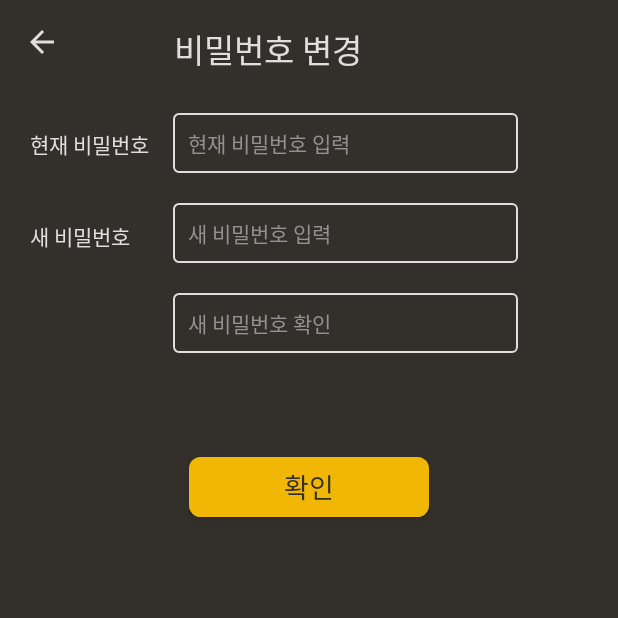
After one commit to ohjooh/bringback, an Android app: the ChangePasswordActivity screen opened directly, with no data from a screen before it, on a phone screen of 412 x 824 dp, the top half of it. The commit adds this screen. Run offline under Robolectric (Android 15) with nearby library versions, the phone set to English and light mode, and no system bars.

Commit message:
Change logo and Update ChangePasswordActivity

```diff
--- a/app/build.gradle
+++ b/app/build.gradle
@@ -28,7 +28,7 @@ dependencies {
     androidTestImplementation 'androidx.test.espresso:espresso-core:3.2.0'
     implementation 'com.google.android.material:material:1.0.0'
     implementation 'androidx.annotation:annotation:1.1.0'
-    implementation 'androidx.recyclerview:recyclerview:1.0.0'
+    implementation 'androidx.recyclerview:recyclerview:1.1.0'
     implementation 'gun0912.ted:tedpermission:2.2.2'
     implementation 'com.github.yalantis:ucrop:2.2.4'
     implementation 'com.github.bumptech.glide:glide:4.10.0'
--- /dev/null
+++ b/app/src/main/java/com/example/user/projectbringback/ChangePasswordActivity.java
@@ -0,0 +1,98 @@
+package com.example.user.projectbringback;
+
+import androidx.appcompat.app.AppCompatActivity;
+import androidx.appcompat.widget.Toolbar;
+
+import android.graphics.Color;
+import android.os.Bundle;
+import android.text.Editable;
+import android.text.TextWatcher;
+import android.view.MenuItem;
+import android.view.View;
+import android.widget.Button;
+import android.widget.EditText;
+import android.widget.TextView;
+import android.widget.Toast;
+
+public class ChangePasswordActivity extends AppCompatActivity {
+    private EditText mCurrentPassword;
+    private EditText mNewPassword;
+    private EditText mNewPassword2;
+    private Button mBtnSubmit;
+    private TextView mIsEqualNewPW;
+
+    @Override
+    protected void onCreate(Bundle savedInstanceState) {
+        super.onCreate(savedInstanceState);
+        setContentView(R.layout.activity_change_password);
+        Toolbar toolbar = findViewById(R.id.toolbar);
+        mCurrentPassword = findViewById(R.id.editCurrentPW);
+        mNewPassword = findViewById(R.id.editNewPW);
+        mNewPassword2 = findViewById(R.id.editNewPW2);
+        mBtnSubmit = findViewById(R.id.btnSubmit);
+        mIsEqualNewPW = findViewById(R.id.textIsEqualNewPW);
+        setSupportActionBar(toolbar);
+        getSupportActionBar().setHomeButtonEnabled(true);
+        getSupportActionBar().setDisplayHomeAsUpEnabled(true);
+        getSupportActionBar().setHomeAsUpIndicator(R.drawable.ic_arrow_back_black_24dp);
+
+        mNewPassword2.addTextChangedListener(new TextWatcher() {
+            @Override
+            public void beforeTextChanged(CharSequence s, int start, int count, int after) {
+
+            }
+
+            @Override
+            public void onTextChanged(CharSequence s, int start, int before, int count) {
+            }
+
+            @Override
+            public void afterTextChanged(Editable s) {
+                String password = mNewPassword.getText().toString();
+                String password2 = mNewPassword2.getText().toString();
+
+                if(password.equals(password2)){
+                    mIsEqualNewPW.setText("비밀번호가 일치합니다.");
+                    mIsEqualNewPW.setTextColor(getColor(R.color.colorSecondary));
+                }else{
+                    mIsEqualNewPW.setText("비밀번호가 일치하지 않습니다.");
+                    mIsEqualNewPW.setTextColor(Color.RED);
+                }
+            }
+        });
+
+        mBtnSubmit.setOnClickListener(new View.OnClickListener() {
+            @Override
+            public void onClick(View v) {
+                //TODO DB에 입력돼있는 비밀번호와 동일 여부 판별하는 조건문 작성
+
+                String currentPW = mCurrentPassword.getText().toString().trim();
+                String newPW = mNewPassword.getText().toString().trim();
+                String newPW2 = mNewPassword2.getText().toString().trim();
+                if(currentPW.isEmpty() || newPW.isEmpty() || newPW2.isEmpty()){
+                    Toast.makeText(ChangePasswordActivity.this, "빈칸을 입력해주세요.", Toast.LENGTH_SHORT).show();
+                }else{
+                    if(currentPW.equals(newPW) && newPW.equals(newPW2)){
+                        Toast.makeText(ChangePasswordActivity.this, "현재 비밀번호와 새 비밀번호가 동일합니다.", Toast.LENGTH_SHORT).show();
+                        mNewPassword.requestFocus();
+                    }else if(!newPW.equals(newPW2)){
+                        Toast.makeText(ChangePasswordActivity.this, "새로운 비밀번호와 2차 비밀번호 확인이 동일하지 않습니다.", Toast.LENGTH_SHORT).show();
+                    }
+                    else {
+                        Toast.makeText(ChangePasswordActivity.this, "비밀번호가 정상적으로 변경되었습니다.", Toast.LENGTH_SHORT).show();
+                        finish();
+                    }
+                }
+            }
+        });
+    }
+
+    @Override
+    public boolean onOptionsItemSelected(MenuItem item) {
+        if(item.getItemId() == android.R.id.home){
+            onBackPressed();
+            return true;
+        }
+        return super.onOptionsItemSelected(item);
+    }
+}
--- /dev/null
+++ b/app/src/main/res/layout/activity_change_password.xml
@@ -0,0 +1,124 @@
+<?xml version="1.0" encoding="utf-8"?>
+<androidx.constraintlayout.widget.ConstraintLayout xmlns:android="http://schemas.android.com/apk/res/android"
+    xmlns:app="http://schemas.android.com/apk/res-auto"
+    xmlns:tools="http://schemas.android.com/tools"
+    android:layout_width="match_parent"
+    android:layout_height="match_parent"
+    android:background="@color/colorPrimary"
+    tools:context=".ChangePasswordActivity">
+
+    <androidx.appcompat.widget.Toolbar
+        android:id="@+id/toolbar"
+        android:layout_width="match_parent"
+        android:layout_height="@dimen/toolbar_height"
+        android:theme="@style/ToolbarTheme"
+        app:layout_constraintTop_toTopOf="parent"
+        app:title="비밀번호 변경"
+        app:titleMarginStart="60dp"
+        app:titleTextAppearance="@style/TextAppearance.AppCompat.Large"
+        app:titleTextColor="@color/colorTitle" />
+
+    <TextView
+        android:id="@+id/textCurrentPW"
+        android:layout_width="wrap_content"
+        android:layout_height="wrap_content"
+        android:layout_marginStart="@dimen/marginTop_basic"
+        android:layout_marginTop="@dimen/marginTop_basic"
+        android:text="현재 비밀번호"
+        android:textAppearance="@style/TextAppearance.AppCompat.Small"
+        android:textColor="@color/colorBorderLoginEditText"
+        app:layout_constraintStart_toStartOf="parent"
+        app:layout_constraintTop_toBottomOf="@id/toolbar" />
+
+    <EditText
+        android:id="@+id/editCurrentPW"
+        android:layout_width="230dp"
+        android:layout_height="40dp"
+        android:layout_marginStart="16dp"
+        android:layout_marginTop="10dp"
+        android:background="@drawable/border_login_edittext"
+        android:fontFamily="@font/nanum_barun_gothic"
+        android:hint="현재 비밀번호 입력"
+        android:paddingStart="10dp"
+        android:inputType="textPassword"
+        android:textAppearance="@style/TextAppearance.AppCompat.Small"
+        android:textColor="@color/colorBorderEditText"
+        android:textColorHint="@color/colorBorderEditText"
+        app:layout_constraintStart_toEndOf="@id/textCurrentPW"
+        app:layout_constraintTop_toBottomOf="@id/toolbar" />
+
+    <TextView
+        android:id="@+id/textNewPW"
+        android:layout_width="wrap_content"
+        android:layout_height="wrap_content"
+        android:layout_marginStart="@dimen/marginTop_basic"
+        android:layout_marginTop="40dp"
+        android:text="새 비밀번호"
+        android:textAppearance="@style/TextAppearance.AppCompat.Small"
+        android:textColor="@color/colorBorderLoginEditText"
+        app:layout_constraintStart_toStartOf="parent"
+        app:layout_constraintTop_toBottomOf="@id/textCurrentPW" />
+
+    <EditText
+        android:id="@+id/editNewPW"
+        android:layout_width="230dp"
+        android:layout_height="40dp"
+        android:layout_marginStart="16dp"
+        android:layout_marginTop="@dimen/marginTop_basic"
+        android:background="@drawable/border_login_edittext"
+        android:fontFamily="@font/nanum_barun_gothic"
+        android:hint="새 비밀번호 입력"
+        android:inputType="textPassword"
+        android:paddingStart="10dp"
+        android:textAppearance="@style/TextAppearance.AppCompat.Small"
+        android:textColor="@color/colorBorderEditText"
+        android:textColorHint="@color/colorBorderEditText"
+        app:layout_constraintStart_toEndOf="@id/textCurrentPW"
+        app:layout_constraintTop_toBottomOf="@id/editCurrentPW" />
+
+    <EditText
+        android:id="@+id/editNewPW2"
+        android:layout_width="230dp"
+        android:layout_height="40dp"
+        android:layout_marginStart="16dp"
+        android:layout_marginTop="@dimen/marginTop_basic"
+        android:background="@drawable/border_login_edittext"
+        android:fontFamily="@font/nanum_barun_gothic"
+        android:hint="새 비밀번호 확인"
+        android:inputType="textPassword"
+        android:paddingStart="10dp"
+        android:textAppearance="@style/TextAppearance.AppCompat.Small"
+        android:textColor="@color/colorBorderEditText"
+        android:textColorHint="@color/colorBorderEditText"
+        app:layout_constraintStart_toEndOf="@id/textCurrentPW"
+        app:layout_constraintTop_toBottomOf="@id/editNewPW" />
+
+    <TextView
+        android:id="@+id/textIsEqualNewPW"
+        android:layout_width="wrap_content"
+        android:layout_height="wrap_content"
+        android:text="새 비밀번호 동일 여부"
+        android:textAppearance="@style/TextAppearance.AppCompat.Small"
+        android:fontFamily="@font/nanum_barun_gothic"
+        android:textColor="@android:color/transparent"
+        app:layout_constraintTop_toBottomOf="@id/editNewPW2"
+        app:layout_constraintStart_toEndOf="@id/textNewPW"
+        android:layout_marginTop="8dp"
+        android:layout_marginStart="38dp"/>
+
+    <Button
+        android:id="@+id/btnSubmit"
+        android:layout_width="@dimen/btn_width_long"
+        android:layout_height="@dimen/btn_height"
+        android:layout_marginTop="40dp"
+        android:layout_marginBottom="20dp"
+        android:background="@drawable/border_secondary_btn"
+        android:fontFamily="@font/nanum_barun_gothic_bold"
+        android:text="확인"
+        app:layout_constraintTop_toBottomOf="@id/textIsEqualNewPW"
+        app:layout_constraintStart_toStartOf="parent"
+        app:layout_constraintEnd_toEndOf="parent"
+        android:textAppearance="@style/TextAppearance.AppCompat.Medium"
+        android:textColor="@color/colorButtonText"/>
+
+</androidx.constraintlayout.widget.ConstraintLayout>
--- a/app/src/main/res/layout/activity_login.xml
+++ b/app/src/main/res/layout/activity_login.xml
@@ -13,7 +13,7 @@
         android:layout_height="250dp"
         android:layout_marginTop="65dp"
         android:scaleType="fitXY"
-        android:src="@drawable/logo_round"
+        android:src="@drawable/logo_bold"
         app:layout_constraintEnd_toEndOf="parent"
         app:layout_constraintStart_toStartOf="parent"
         app:layout_constraintTop_toTopOf="parent" />
```
Also changed, not shown: app/src/main/AndroidManifest.xml (+3 -13 lines), app/src/main/java/com/example/user/projectbringback/ChangeTasteActivity.java (added, +14 -0 lines), app/src/main/java/com/example/user/projectbringback/HomeSettingActivity.java (+23 -3 lines), app/src/main/res/layout/activity_change_taste.xml (added, +21 -0 lines), app/src/main/res/layout/activity_home_setting.xml (+19 -17 lines), app/src/main/res/drawable/logo_bold.png (added).
